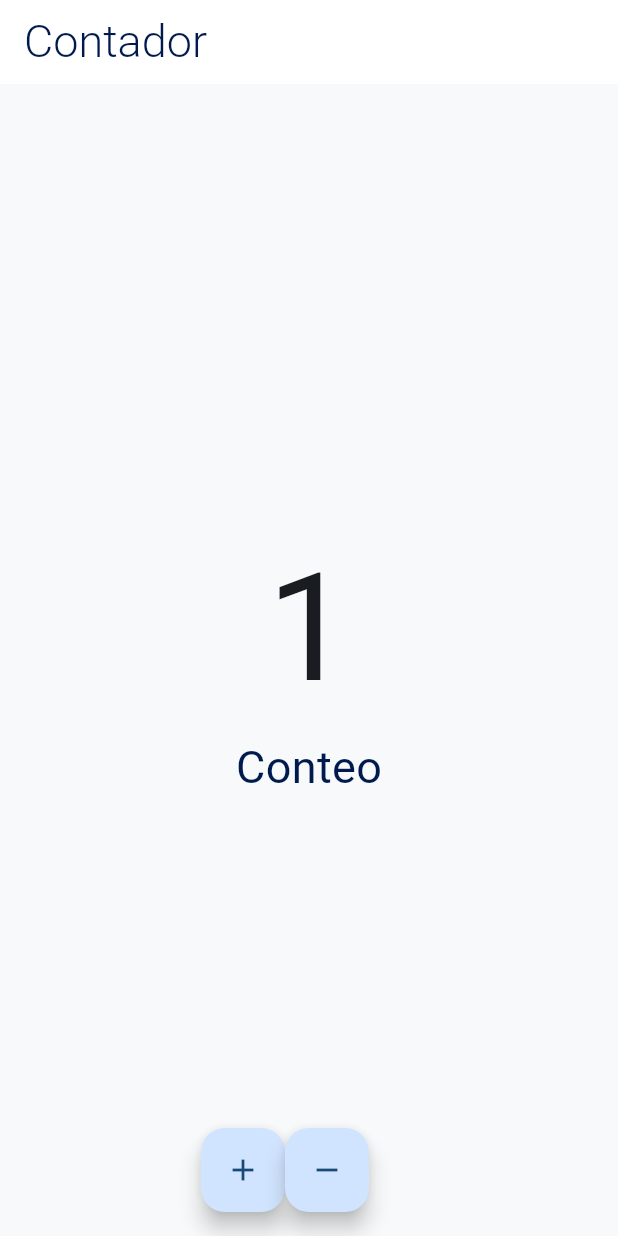
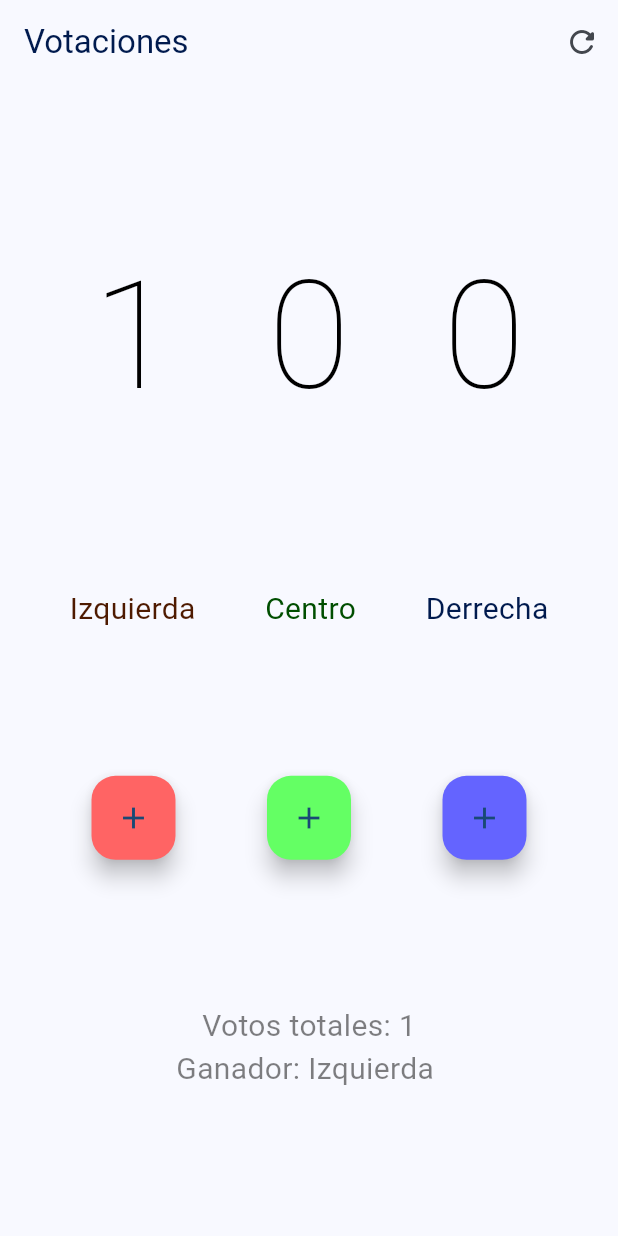
Before and after one commit to ST-Emmanuel00/flutter_votos, a Flutter app: the screen it shows after launch, after a tap on the "add" icon, on a phone screen of 412 x 824 dp. Run offline on Flutter 3.47's test engine with Material 2 defaults, Android fonts, the light colour scheme and no system bars.

Commit message:
Se agrego un Screen de votaciones que se abre en la panatalla principal, es un contador de votos que te muestra el partido ganador, ademas tiene una funcion de reset

```diff
--- a/lib/main.dart
+++ b/lib/main.dart
@@ -1,5 +1,6 @@
 import 'package:flutter/material.dart';
 import 'package:votacion/screen/contador.dart';
+import 'package:votacion/screen/votacones.dart';
 
 void main() {
   runApp(const App());
@@ -15,7 +16,7 @@ class App extends StatelessWidget {
       theme: ThemeData(
         useMaterial3: true,
         colorSchemeSeed: Colors.blue ),
-      home: Contador(),
+      home: const Votaciones(),
     );
   }
 }
--- a/lib/screen/contador.dart
+++ b/lib/screen/contador.dart
@@ -8,7 +8,9 @@ class Contador extends StatefulWidget {
 }
 
 class _ContadorState extends State<Contador> {
+
   int contador = 0;
+  String mensaje = 'Clicks' ;
 
   @override
   Widget build(BuildContext context) {
@@ -23,20 +25,35 @@ class _ContadorState extends State<Contador> {
               fontSize: 30,
               fontWeight: FontWeight.w300),
         ),
+        actions: [
+          IconButton(icon: const  Icon(  Icons.refresh_rounded ),
+          onPressed: () {
+
+            contador = 0;
+            setState(() {
+
+            });
+          },
+          )
+        ],
       ),
       body: Center(
           child: Column(
         mainAxisAlignment: MainAxisAlignment.center,
         children: [
-          Text('$contador', style: const TextStyle(fontSize: 100)),
-          const Text(
-            "Conteo",
-            style: TextStyle(color: Color.fromRGBO(0, 26, 78, 1), fontSize: 30),
+          Text(
+            '$contador',
+            style: const TextStyle(
+              fontSize: 100)),
+           Text(
+            contador == 1? "Click": " Clicks" ,
+            style: const TextStyle(
+              color: Color.fromRGBO(0, 26, 78, 1), fontSize: 30),
           )
         ],
       )),
       floatingActionButton: Row(
-        mainAxisAlignment: MainAxisAlignment.center,
+        mainAxisAlignment: MainAxisAlignment.spaceEvenly,
         children: [
           FloatingActionButton(
             child: const Icon(Icons.add),
@@ -49,6 +66,7 @@ class _ContadorState extends State<Contador> {
           FloatingActionButton(
             child: const Icon(Icons.remove),
             onPressed: () {
+              // if (contador == 1) mensaje == "Click";
               if (contador > 0) {
                 contador--;
                 print("Si le diste");
--- /dev/null
+++ b/lib/screen/votacones.dart
@@ -0,0 +1,165 @@
+import 'package:flutter/material.dart';
+
+class Votaciones extends StatefulWidget {
+  const Votaciones({super.key});
+
+  @override
+  State<Votaciones> createState() => _VotacionesState();
+}
+
+class _VotacionesState extends State<Votaciones> {
+  int izquierda = 0;
+  int derecha = 0;
+  int centro = 0;
+
+  int total = 0;
+  String mensaje = "";
+
+  String Ganador() {
+    List<int> totales = [izquierda, derecha, centro];
+    int maximo =
+        totales.reduce((max, elemento) => max > elemento ? max : elemento);
+    // if (centro == derecha || centro == izquierda || derecha == izquierda) mensaje = "segunda vuelta";
+    if (maximo == izquierda)
+      mensaje = "Izquierda";
+    else if (maximo == centro)
+      mensaje = "Centro";
+    else if (maximo == derecha) mensaje = "Derecha";
+
+    return mensaje;
+  }
+
+  @override
+  Widget build(BuildContext context) {
+    return Scaffold(
+      appBar: AppBar(
+        title: const Text(
+          "Votaciones",
+          style: TextStyle(color: Color.fromRGBO(0, 26, 78, 1)),
+        ),
+        actions: [
+          IconButton(
+            icon: const Icon(Icons.refresh_rounded),
+            onPressed: () {
+              izquierda = 0;
+              centro = 0;
+              derecha = 0;
+              total = 0;
+              mensaje = "";
+              setState(() {});
+            },
+          )
+        ],
+      ),
+      body: Center(
+        child:
+            Column(mainAxisAlignment: MainAxisAlignment.spaceEvenly, children: [
+          Row(
+            mainAxisAlignment: MainAxisAlignment.spaceEvenly,
+            children: [
+              Text(
+                '$izquierda',
+                style: const TextStyle(
+                    fontSize: 100,
+                    color: Color.fromRGBO(0, 0, 0, 1),
+                    fontWeight: FontWeight.w100),
+              ),
+              Text(
+                '$centro',
+                style: const TextStyle(
+                    fontSize: 100,
+                    color: Color.fromRGBO(0, 0, 0, 1),
+                    fontWeight: FontWeight.w100),
+              ),
+              Text(
+                '$derecha',
+                style: const TextStyle(
+                    fontSize: 100,
+                    color: Color.fromRGBO(0, 0, 0, 1),
+                    fontWeight: FontWeight.w100),
+              ),
+            ],
+          ),
+          const Row(
+            mainAxisAlignment: MainAxisAlignment.spaceEvenly,
+            children: [
+              Text(
+                "Izquierda",
+                style: TextStyle(
+                  fontSize: 20,
+                  color: Color.fromRGBO(78, 26, 0, 1),
+                ),
+              ),
+              Text(
+                "Centro",
+                style:
+                    TextStyle(fontSize: 20, color: Color.fromRGBO(0, 78, 0, 1)),
+              ),
+              Text(
+                "Derrecha",
+                style: TextStyle(
+                    fontSize: 20, color: Color.fromRGBO(0, 26, 78, 1)),
+              ),
+            ],
+          ),
+          Row(
+            mainAxisAlignment: MainAxisAlignment.spaceEvenly,
+            children: [
+              FloatingActionButton(
+                  backgroundColor: const Color.fromRGBO(255, 100, 100, 1),
+                  child: const Icon(Icons.add),
+                  onPressed: () {
+                    print("Izquierda");
+                    izquierda++;
+                    total++;
+                    mensaje = Ganador();
+
+                    setState(() {});
+                  }),
+              FloatingActionButton(
+                  backgroundColor: const Color.fromRGBO(100, 255, 100, 1),
+                  child: const Icon(Icons.add),
+                  onPressed: () {
+                    print("Centro");
+                    centro++;
+                    total++;
+                    mensaje = Ganador();
+
+                    setState(() {});
+                  }),
+              FloatingActionButton(
+                  backgroundColor: const Color.fromRGBO(100, 100, 255, 1),
+                  child: const Icon(Icons.add),
+                  onPressed: () {
+                    print("Derecha");
+                    derecha++;
+                    total++;
+                    mensaje = Ganador();
+                    setState(() {});
+                  }),
+            ],
+          ),
+          Column(
+            mainAxisAlignment: MainAxisAlignment.center,
+            children: [
+              Text(
+                'Votos totales: $total',
+                style: const TextStyle(
+                  color: Color.fromRGBO(0, 0, 0, 0.5),
+                  fontSize: 20,
+                ),
+              ),
+              Text(
+                'Ganador: $mensaje ',
+                style: const TextStyle(
+                  color: Color.fromRGBO(0, 0, 0, 0.5),
+                  fontSize: 20,
+                ),
+              )
+            ],
+          )
+        ]),
+      ),
+    );
+  }
+}
```
